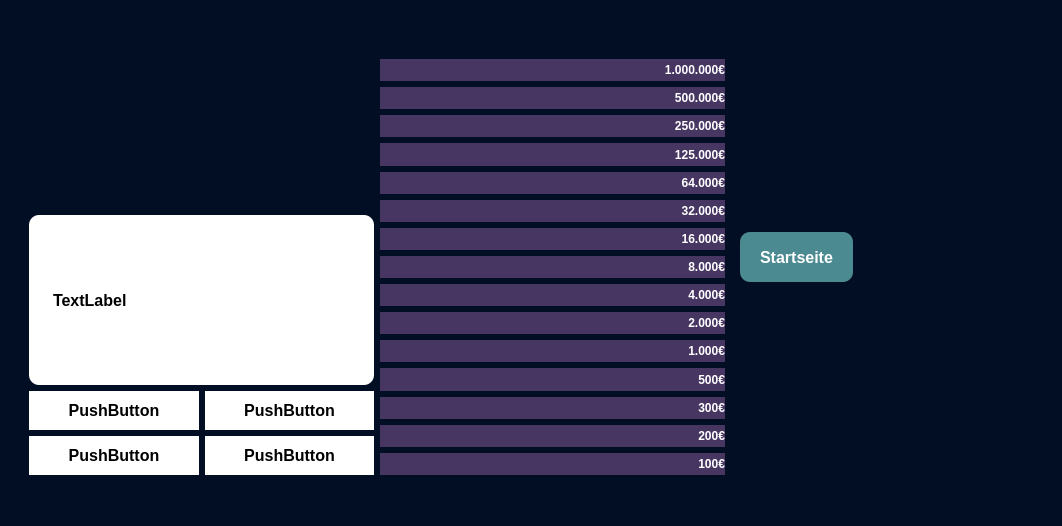
HoussemHfasa/-Wer-wird-Millionear, file WerWirdMillionear/mainwindow.ui: the form before one commit.
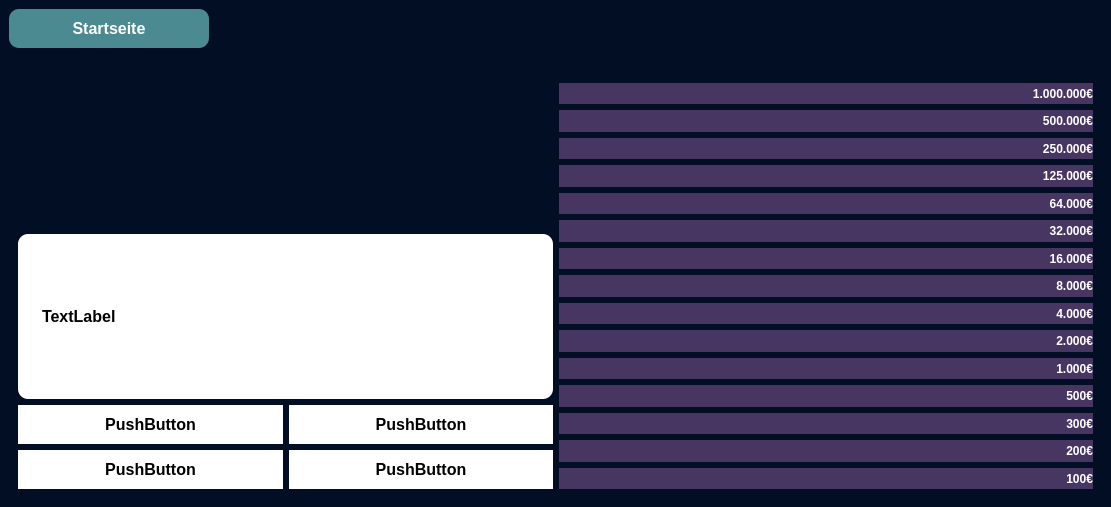
The form after the commit. The open tabs and pages were chosen to show the change. Icons and pictures are not drawn.

Commit message: home button

```diff
--- a/WerWirdMillionear/mainwindow.ui
+++ b/WerWirdMillionear/mainwindow.ui
@@ -6,8 +6,8 @@
    <rect>
     <x>0</x>
     <y>0</y>
-    <width>1062</width>
-    <height>526</height>
+    <width>1111</width>
+    <height>507</height>
    </rect>
   </property>
   <property name="cursor">
@@ -20,15 +20,32 @@
    <string notr="true">background-color: rgb(2, 14, 35);</string>
   </property>
   <widget class="QWidget" name="centralwidget">
-   <widget class="QWidget" name="layoutWidget">
-    <property name="geometry">
-     <rect>
-      <x>20</x>
-      <y>30</y>
-      <width>1152</width>
-      <height>454</height>
-     </rect>
-    </property>
+   <layout class="QGridLayout" name="gridLayout_4">
+    <item row="0" column="0">
+     <layout class="QVBoxLayout" name="verticalLayout_17">
+      <item>
+       <widget class="QPushButton" name="Zurueckstartseite_2">
+        <property name="maximumSize">
+         <size>
+          <width>200</width>
+          <height>50</height>
+         </size>
+        </property>
+        <property name="styleSheet">
+         <string notr="true">background-color: #4B8A90;
+border: none;
+color: white;
+padding: 10px 20px;
+font-size: 16px;
+font-weight: bold;
+border-radius: 10px;</string>
+        </property>
+        <property name="text">
+         <string>Startseite</string>
+        </property>
+       </widget>
+      </item>
+      <item>
     <layout class="QVBoxLayout" name="verticalLayout_33">
      <item>
       <layout class="QHBoxLayout" name="horizontalLayout_15">
@@ -403,7 +420,7 @@
          </widget>
          <widget class="QWidget" name="SpielSeite">
           <layout class="QGridLayout" name="gridLayout">
-           <item row="0" column="0">
+              <item row="1" column="0">
             <layout class="QHBoxLayout" name="horizontalLayout_5">
              <item>
               <layout class="QVBoxLayout" name="verticalLayout_12">
@@ -958,45 +975,13 @@
          </widget>
         </widget>
        </item>
-       <item>
-        <widget class="QPushButton" name="Zurueckstartseite_2">
-         <property name="maximumSize">
-          <size>
-           <width>200</width>
-           <height>50</height>
-          </size>
-         </property>
-         <property name="styleSheet">
-          <string notr="true">background-color: #4B8A90;
-border: none;
-color: white;
-padding: 10px 20px;
-font-size: 16px;
-font-weight: bold;
-border-radius: 10px;</string>
-         </property>
-         <property name="text">
-          <string>Startseite</string>
-         </property>
-        </widget>
-       </item>
-       <item>
-        <spacer name="horizontalSpacer_5">
-         <property name="orientation">
-          <enum>Qt::Horizontal</enum>
-         </property>
-         <property name="sizeHint" stdset="0">
-          <size>
-           <width>40</width>
-           <height>20</height>
-          </size>
-         </property>
-        </spacer>
+         </layout>
+        </item>
+       </layout>
        </item>
       </layout>
      </item>
     </layout>
-   </widget>
   </widget>
   <widget class="QMenuBar" name="menubar">
    <property name="geometry">
```
Left out of the diff: 2 changed lines with no effect on the pictures. Lines whose indentation alone changed are shown as unchanged.
